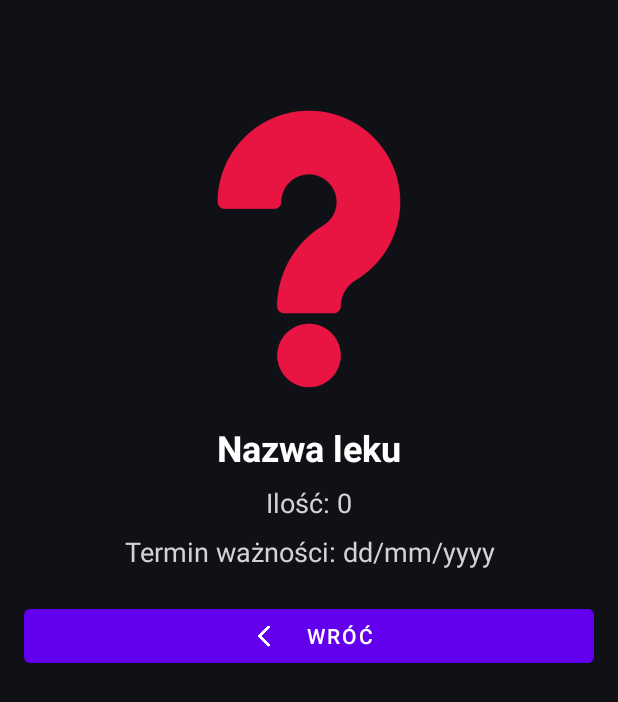
After one commit to jakubbonczyk/HealthAppUniversityProject, an Android app: the layout activity_drug_detail.xml on its own in the app's theme, with its tools: preview values and no code run, on a phone screen of 412 x 824 dp. The commit adds this screen. Shown: the top 702 px of the screen. Run offline under Robolectric (Android 15) with nearby library versions, the phone set to English and light mode, and no system bars; Roboto replaces fonts that are not available here.

```diff
--- a/app/src/main/AndroidManifest.xml
+++ b/app/src/main/AndroidManifest.xml
@@ -39,6 +39,9 @@
             android:name=".AddDrugsActivity"
             android:exported="false" />
         <activity
+            android:name=".DrugDetailActivity"
+            android:exported="false"/>
+        <activity
             android:name=".MainActivity"
             android:exported="true">
             <intent-filter>
--- /dev/null
+++ b/app/src/main/res/layout/activity_drug_detail.xml
@@ -0,0 +1,75 @@
+<?xml version="1.0" encoding="utf-8"?>
+<ScrollView xmlns:android="http://schemas.android.com/apk/res/android"
+    xmlns:app="http://schemas.android.com/apk/res-auto"
+    android:id="@+id/detailScrollView"
+    android:layout_width="match_parent"
+    android:layout_height="match_parent"
+    android:padding="16dp"
+    android:background="#101017">
+
+    <LinearLayout
+        android:layout_width="match_parent"
+        android:layout_height="wrap_content"
+        android:orientation="vertical">
+
+        <ImageView
+            android:id="@+id/detailDrugImageView"
+            android:layout_width="200dp"
+            android:layout_height="200dp"
+            android:layout_gravity="center"
+            android:layout_marginTop="50dp"
+            android:contentDescription="@string/drug_image"
+            android:scaleType="centerCrop"
+            android:src="@drawable/placeholder_image" />
+
+        <TextView
+            android:id="@+id/detailNameTextView"
+            android:layout_width="match_parent"
+            android:layout_height="wrap_content"
+            android:layout_marginTop="16dp"
+            android:textAlignment="center"
+            android:text="Nazwa leku"
+            android:textColor="#ffffff"
+            android:textSize="24sp"
+            android:textStyle="bold" />
+
+        <TextView
+            android:id="@+id/detailPillsQuantityTextView"
+            android:layout_width="match_parent"
+            android:layout_height="wrap_content"
+            android:layout_marginTop="8dp"
+            android:textAlignment="center"
+            android:text="Ilość: 0"
+            android:textColor="#d3d3d3"
+            android:textSize="18sp" />
+
+        <TextView
+            android:id="@+id/detailExpirationDateTextView"
+            android:layout_width="match_parent"
+            android:layout_height="wrap_content"
+            android:textAlignment="center"
+            android:layout_marginTop="8dp"
+            android:text="Termin ważności: dd/mm/yyyy"
+            android:textColor="#d3d3d3"
+            android:textSize="18sp" />
+
+        <Button
+            android:id="@+id/button9"
+            android:layout_width="match_parent"
+            android:layout_height="wrap_content"
+            android:layout_marginTop="20dp"
+            android:text="Wróć"
+            android:textColor="@color/white"
+            app:icon="@drawable/left"
+            app:iconGravity="textStart"
+            app:iconPadding="@dimen/icon_padding_large"
+            app:iconSize="@dimen/icon_size_small"
+            app:iconTint="@color/white"
+            app:layout_constraintBottom_toTopOf="@+id/guideline19"
+            app:layout_constraintEnd_toStartOf="@+id/guideline15"
+            app:layout_constraintStart_toStartOf="@+id/guideline1"
+            app:layout_constraintTop_toTopOf="@+id/guideline18" />
+
+
+    </LinearLayout>
+</ScrollView>
--- a/app/src/main/res/layout/activity_your_drugs.xml
+++ b/app/src/main/res/layout/activity_your_drugs.xml
@@ -85,6 +85,7 @@
         app:iconGravity="top"
         app:iconPadding="@dimen/icon_padding_large"
         app:iconSize="@dimen/icon_size_small"
+        app:iconTint="@color/white"
         app:layout_constraintBottom_toTopOf="@+id/guideline"
         app:layout_constraintEnd_toStartOf="@+id/guideline3"
         app:layout_constraintStart_toStartOf="@+id/guideline1"
--- a/app/src/main/res/layout/calendar.xml
+++ b/app/src/main/res/layout/calendar.xml
@@ -82,6 +82,7 @@
         android:text=""
         app:cornerRadius="100dp"
         app:icon="@drawable/left"
+        app:iconTint="@color/white"
         app:iconGravity="top"
         app:iconPadding="@dimen/icon_padding_large"
         app:iconSize="@dimen/icon_size_small"
--- a/app/src/main/res/layout/health_history.xml
+++ b/app/src/main/res/layout/health_history.xml
@@ -82,6 +82,7 @@
         android:text=""
         app:cornerRadius="100dp"
         app:icon="@drawable/left"
+        app:iconTint="@color/white"
         app:iconGravity="top"
         app:iconPadding="@dimen/icon_padding_large"
         app:iconSize="@dimen/icon_size_small"
--- a/app/src/main/res/layout/notifications.xml
+++ b/app/src/main/res/layout/notifications.xml
@@ -82,6 +82,7 @@
         android:text=""
         app:cornerRadius="100dp"
         app:icon="@drawable/left"
+        app:iconTint="@color/white"
         app:iconGravity="top"
         app:iconPadding="@dimen/icon_padding_large"
         app:iconSize="@dimen/icon_size_small"
--- a/app/src/main/res/layout/your_feelings.xml
+++ b/app/src/main/res/layout/your_feelings.xml
@@ -82,6 +82,7 @@
         android:text=""
         app:cornerRadius="100dp"
         app:icon="@drawable/left"
+        app:iconTint="@color/white"
         app:iconGravity="top"
         app:iconPadding="@dimen/icon_padding_large"
         app:iconSize="@dimen/icon_size_small"
```
Also changed, not shown: app/src/main/java/com/example/pamietajozdrowiu/AddDrugsActivity.java (+7 -1 lines), app/src/main/java/com/example/pamietajozdrowiu/DrugAdapter.java (+12 -0 lines), app/src/main/java/com/example/pamietajozdrowiu/DrugDetailActivity.java (added, +62 -0 lines), app/src/main/java/com/example/pamietajozdrowiu/HealtHistoryActivity.java (+3 -7 lines), app/src/main/res/layout/add_drugs_activity.xml (+19 -1 lines), app/src/main/res/layout/drug_item.xml (+37 -22 lines), app/src/main/res/drawable/transparent_picture.png (added).
